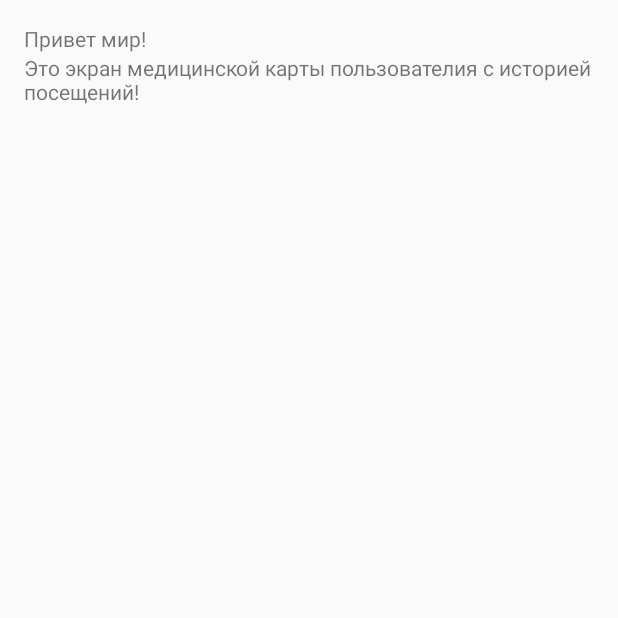
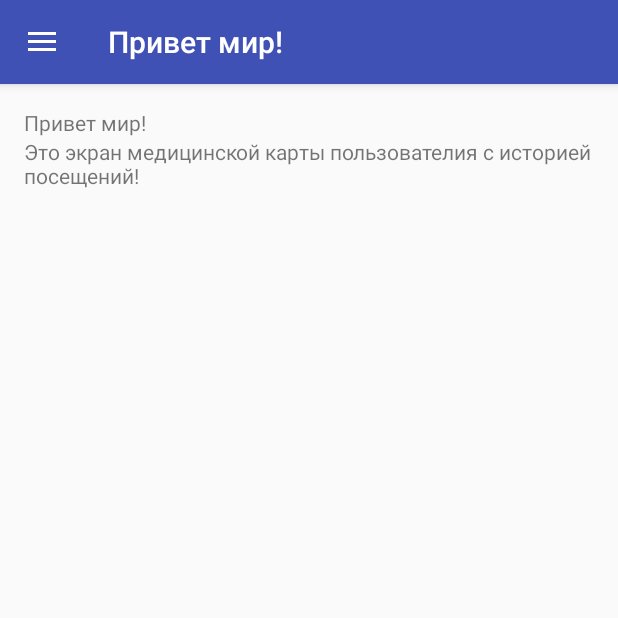
Before and after one commit to MariaNemova/ingos, an Android app: the screen it shows after launch (MainActivity), in the side drawer, after a tap on "Медицинская карта", on a phone screen of 412 x 824 dp, the top half of it. Run offline under Robolectric (Android 15) with nearby library versions, the light colour scheme and no system bars.

Commit message:
Подготовлена почва для разработки каждого экрана. Добавлена общая шапка, которая меняется в зависимости от экрана. Корректно отображается меню и открывается с помощью специальной кнопки на шапке.

```diff
--- a/app/src/main/AndroidManifest.xml
+++ b/app/src/main/AndroidManifest.xml
@@ -7,7 +7,7 @@
             android:icon="@mipmap/ic_launcher"
             android:label="@string/app_name"
             android:supportsRtl="true"
-            android:theme="@style/AppTheme">
+            android:theme="@style/AppTheme.NoActionBar">
         <activity
                 android:name=".MainActivity"
                 android:label="@string/app_name"
--- a/app/src/main/java/ru/ingos/digitalmedicine/MainActivity.java
+++ b/app/src/main/java/ru/ingos/digitalmedicine/MainActivity.java
@@ -7,10 +7,12 @@ import android.support.v4.view.GravityCompat;
 import android.support.v4.widget.DrawerLayout;
 import android.support.v7.app.ActionBarDrawerToggle;
 import android.support.v7.app.AppCompatActivity;
+import android.support.v7.widget.Toolbar;
 import android.view.Menu;
 import android.view.MenuItem;
 import android.view.View;
 import android.widget.LinearLayout;
+
 
 import ru.ingos.digitalmedicine.menu.*;
 
@@ -32,11 +34,18 @@ public class MainActivity extends AppCompatActivity
 
     //НЕ ЗАБЫВАТЬ! Освобождать все ссылки при остановке активности! Необходимо для сборки мусора.
     private DrawerLayout drawer;
+    private Toolbar appBar;
 
     @Override
     protected void onCreate(Bundle savedInstanceState) {
         super.onCreate(savedInstanceState);
         setContentView(R.layout.activity_main);
+
+        this.appBar = (Toolbar) findViewById(R.id.toolbar);
+        setSupportActionBar(this.appBar);
+        getSupportActionBar().setDisplayHomeAsUpEnabled(true);
+        getSupportActionBar().setHomeButtonEnabled(true);
+
 
         this.drawer = (DrawerLayout) findViewById(R.id.drawer_layout);
         ActionBarDrawerToggle toggle = new ActionBarDrawerToggle(
@@ -61,6 +70,8 @@ public class MainActivity extends AppCompatActivity
         //TODO: Добавить проверку авторизации
 
         this.bindFragment(FragmentMain.class);
+        NavigationView view = (NavigationView)findViewById(R.id.nav_view);
+        view.getMenu().getItem(0).setChecked(true);
     }
 
     /**
@@ -97,21 +108,6 @@ public class MainActivity extends AppCompatActivity
         return true;
     }
 
-    @Override
-    public boolean onOptionsItemSelected(MenuItem item) {
-        // Handle action bar item clicks here. The action bar will
-        // automatically handle clicks on the Home/Up button, so long
-        // as you specify a parent activity in AndroidManifest.xml.
-        int id = item.getItemId();
-
-        //noinspection SimplifiableIfStatement
-        if (id == R.id.action_settings) {
-            return true;
-        }
-
-        return super.onOptionsItemSelected(item);
-    }
-
     @SuppressWarnings("StatementWithEmptyBody")
     @Override
     public boolean onNavigationItemSelected(@NonNull MenuItem item) {
@@ -130,15 +126,31 @@ public class MainActivity extends AppCompatActivity
             this.bindFragment(FragmentSettings.class);
         }
 
-
         this.drawer.closeDrawer(GravityCompat.START);
         return true;
     }
 
     @Override
+    public boolean onOptionsItemSelected(MenuItem item) {
+        switch (item.getItemId()) {
+            case android.R.id.home:
+                this.drawer.openDrawer(GravityCompat.START);
+                return true;
+        }
+        return super.onOptionsItemSelected(item);
+    }
+
+    @Override
     protected void onStop(){
         super.onStop();
+    }
+
+    @Override
+    protected void onDestroy(){
+        super.onDestroy();
+
         this.drawer = null;
+        this.appBar = null;
     }
 
     //перехватывает клик по шапке меню
@@ -146,5 +158,16 @@ public class MainActivity extends AppCompatActivity
     public void onClick(View v) {
         this.bindFragment(FragmentPrivateRoom.class); //показываю окно
         this.drawer.closeDrawer(GravityCompat.START); //скрываю меню
+
+        NavigationView view = (NavigationView)findViewById(R.id.nav_view);
+        Menu menu = view.getMenu();
+        for(int i = 0; i<menu.size(); i++){
+            menu.getItem(i).setChecked(false);
+        }
+    }
+
+    public void cahngeToolbar(int res_id){
+        if(getSupportActionBar()!=null)
+            getSupportActionBar().setTitle(res_id);
     }
 }
--- a/app/src/main/java/ru/ingos/digitalmedicine/menu/FragmentBase.java
+++ b/app/src/main/java/ru/ingos/digitalmedicine/menu/FragmentBase.java
@@ -7,6 +7,7 @@ import android.view.View;
 import android.view.ViewGroup;
 import android.widget.ListView;
 
+import ru.ingos.digitalmedicine.MainActivity;
 import ru.ingos.digitalmedicine.R;
 
 /**
@@ -19,15 +20,37 @@ import ru.ingos.digitalmedicine.R;
 public class FragmentBase extends Fragment {
 
     private int layout_pointer = R.layout.fragment_layout_base;
+    private int title_pointer = R.string.debug_text;
+
+
+    @Override
+    public void onCreate(Bundle savedInstanse){
+        super.onCreate(savedInstanse);
+    }
 
     @Override
     public View onCreateView(LayoutInflater inflater, ViewGroup container, Bundle savedInstanse){
+        MainActivity actv = (MainActivity)getActivity();
+        actv.cahngeToolbar(title_pointer);
+
         return inflater.inflate(this.layout_pointer,container,false);
     }
 
-
-    protected void setLayout(int layout_pointer){
+    protected void setLayout(int layout_pointer)
+    {
         this.layout_pointer = layout_pointer;
     }
 
+    protected void setTitle(int title_pointer){
+        this.title_pointer = title_pointer;
+    }
+
+    @Override
+    public void onDestroy(){
+        super.onDestroy();
+
+        this.layout_pointer = 0;
+        this.title_pointer = 0;
+    }
+
 }
--- a/app/src/main/java/ru/ingos/digitalmedicine/menu/FragmentMain.java
+++ b/app/src/main/java/ru/ingos/digitalmedicine/menu/FragmentMain.java
@@ -13,6 +13,9 @@ public class FragmentMain extends FragmentBase {
     public FragmentMain(){
         super();
         super.setLayout(R.layout.fragment_layout_main);
+        super.setTitle(R.string.frag_title_main);
     }
 
+
+
 }
--- a/app/src/main/res/layout/activity_main.xml
+++ b/app/src/main/res/layout/activity_main.xml
@@ -1,4 +1,5 @@
 <?xml version="1.0" encoding="utf-8"?>
+
 <android.support.v4.widget.DrawerLayout
         xmlns:android="http://schemas.android.com/apk/res/android"
         xmlns:app="http://schemas.android.com/apk/res-auto"
@@ -7,12 +8,39 @@
         android:layout_width="match_parent"
         android:layout_height="match_parent"
         android:fitsSystemWindows="true"
-        tools:openDrawer="start">
+        >
+
+    <LinearLayout
+            xmlns:android="http://schemas.android.com/apk/res/android"
+            xmlns:app="http://schemas.android.com/apk/res-auto"
+            xmlns:tools="http://schemas.android.com/tools"
+            android:layout_width="match_parent"
+            android:layout_height="match_parent"
+            android:fitsSystemWindows="true"
+            android:orientation="vertical"
+            tools:context="ru.ingos.digitalmedicine.MainActivity">
+
+        <android.support.design.widget.AppBarLayout
+                android:layout_height="wrap_content"
+                android:layout_width="match_parent"
+                android:theme="@style/AppTheme.AppBarOverlay">
+
+            <android.support.v7.widget.Toolbar
+                    android:id="@+id/toolbar"
+                    android:layout_width="match_parent"
+                    android:layout_height="?attr/actionBarSize"
+                    android:background="?attr/colorPrimary"
+                    app:popupTheme="@style/AppTheme.PopupOverlay"
+                    android:title="@string/debug_text"/>
+
+        </android.support.design.widget.AppBarLayout>
 
         <FrameLayout
                 android:id="@+id/fragment_container"
                 android:layout_width="match_parent"
                 android:layout_height="match_parent"/>
+
+    </LinearLayout>
 
     <android.support.design.widget.NavigationView
             android:id="@+id/nav_view"
--- a/app/src/main/res/menu/main.xml
+++ b/app/src/main/res/menu/main.xml
@@ -1,9 +1,5 @@
 <?xml version="1.0" encoding="utf-8"?>
 <menu xmlns:android="http://schemas.android.com/apk/res/android"
       xmlns:app="http://schemas.android.com/apk/res-auto">
-    <item
-            android:id="@+id/action_settings"
-            android:title="@string/action_settings"
-            android:orderInCategory="100"
-            app:showAsAction="never"/>
+
 </menu>
--- a/app/src/main/res/values/strings.xml
+++ b/app/src/main/res/values/strings.xml
@@ -24,4 +24,7 @@
 
     <string name="nav_header_usename">Иван Иванов</string>
     <string name="nav_header_number">0000 0000 0000 0000</string>
+
+    <string name="frag_title_main">Ингосстрах</string>
+    <string name="frag_title_ln">Личный кабинет</string>
 </resources>
```
Also changed, not shown: app/src/main/res/layout/fragment_layout_main.xml (+9 -14 lines), app/src/main/res/drawable/ic_list.png (added). Lines whose indentation alone changed are shown as unchanged.
